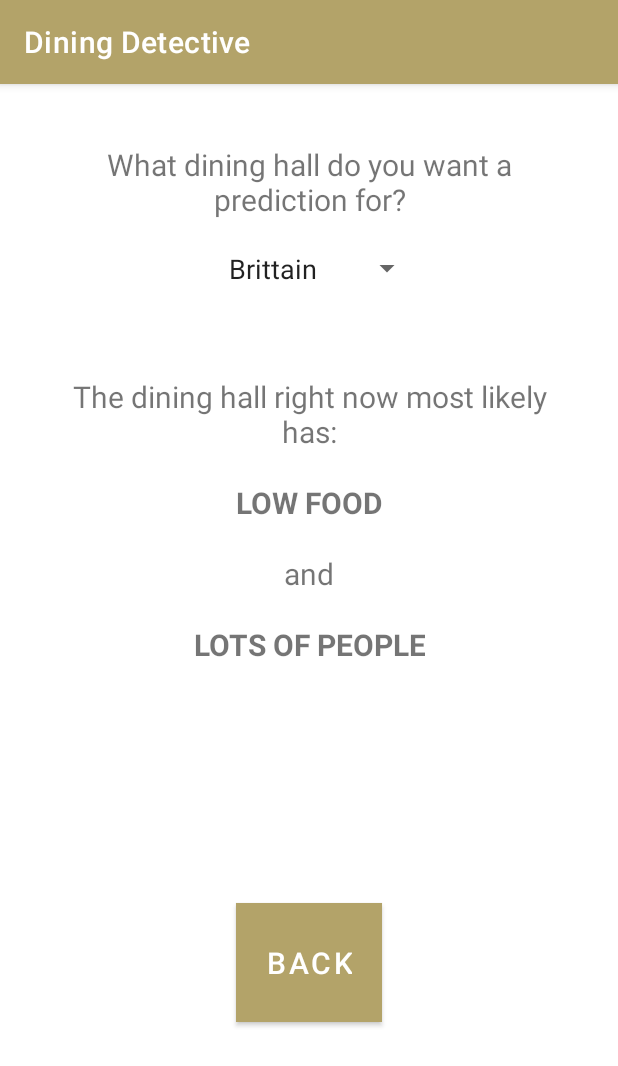
After one commit to PotentialError/DiningDetective, an Android app: the ResultActivity screen opened directly, with no data from a screen before it, on a phone screen of 412 x 824 dp. The commit adds this screen. Shown: the top 1066 px of the screen. Run offline under Robolectric (Android 15) with nearby library versions, the phone set to English and light mode, and no system bars.

Commit message:
Designed result activity and created placeholder for widget logic

```diff
--- a/app/src/main/AndroidManifest.xml
+++ b/app/src/main/AndroidManifest.xml
@@ -9,7 +9,9 @@
         android:roundIcon="@mipmap/logo_round"
         android:supportsRtl="true"
         android:theme="@style/Theme.DiningDetective">
-        <activity android:name=".HomeScreen"
+        <activity android:name=".ResultActivity"></activity>
+        <activity
+            android:name=".HomeScreen"
             android:screenOrientation="portrait">
             <intent-filter>
                 <action android:name="android.intent.action.MAIN" />
@@ -19,9 +21,7 @@
         </activity>
         <activity
             android:name=".MainActivity"
-            android:screenOrientation="portrait">
-
-        </activity>
+            android:screenOrientation="portrait"></activity>
     </application>
 
 </manifest>
--- a/app/src/main/java/com/example/diningdetective/HomeScreen.java
+++ b/app/src/main/java/com/example/diningdetective/HomeScreen.java
@@ -21,5 +21,12 @@ public class HomeScreen extends AppCompatActivity {
                 startActivity(new Intent(view.getContext(), MainActivity.class));
             }
         });
+        Button predictButton = findViewById(R.id.resultButton);
+        predictButton.setOnClickListener(new View.OnClickListener() {
+            @Override
+            public void onClick(View view) {
+                startActivity(new Intent(view.getContext(), ResultActivity.class));
+            }
+        });
     }
 }
--- a/app/src/main/java/com/example/diningdetective/MainActivity.java
+++ b/app/src/main/java/com/example/diningdetective/MainActivity.java
@@ -14,6 +14,7 @@ import android.widget.ArrayAdapter;
 import android.widget.Button;
 import android.widget.RadioGroup;
 import android.widget.Spinner;
+import android.widget.TextView;
 import android.widget.Toast;
 
 import java.io.File;
@@ -64,6 +65,7 @@ public class MainActivity extends AppCompatActivity {
         spinner.setOnItemSelectedListener(new AdapterView.OnItemSelectedListener() {
             @Override
             public void onItemSelected(AdapterView<?> parentView, View selectedItemView, int position, long id) {
+                ((TextView) parentView.getChildAt(0)).setTextSize(18);
                 if(position == 0) {
                     diningHallNum = 0;
                 }
--- /dev/null
+++ b/app/src/main/java/com/example/diningdetective/ResultActivity.java
@@ -0,0 +1,47 @@
+package com.example.diningdetective;
+
+import androidx.appcompat.app.AppCompatActivity;
+
+import android.content.Intent;
+import android.os.Bundle;
+import android.view.View;
+import android.widget.AdapterView;
+import android.widget.ArrayAdapter;
+import android.widget.Button;
+import android.widget.Spinner;
+import android.widget.TextView;
+
+public class ResultActivity extends AppCompatActivity {
+    TextView foodText;
+    TextView peopleText;
+    @Override
+    protected void onCreate(Bundle savedInstanceState) {
+        super.onCreate(savedInstanceState);
+        setContentView(R.layout.activity_result);
+        foodText = findViewById(R.id.foodText);
+        peopleText = findViewById(R.id.peopleText);
+        Spinner spinner = findViewById(R.id.spinner);
+        ArrayAdapter<CharSequence> adapter = ArrayAdapter.createFromResource(this,
+                R.array.dining_array, android.R.layout.simple_spinner_item);
+        adapter.setDropDownViewResource(android.R.layout.simple_spinner_dropdown_item);
+        spinner.setAdapter(adapter);
+        spinner.setOnItemSelectedListener(new AdapterView.OnItemSelectedListener() {
+            @Override
+            public void onItemSelected(AdapterView<?> parentView, View selectedItemView, int position, long id) {
+                ((TextView) parentView.getChildAt(0)).setTextSize(18);
+            }
+
+            @Override
+            public void onNothingSelected(AdapterView<?> parentView) {
+            }
+
+        });
+        Button button = findViewById(R.id.back);
+        button.setOnClickListener(new View.OnClickListener() {
+            @Override
+            public void onClick(View view) {
+                startActivity(new Intent(view.getContext(), HomeScreen.class));
+            }
+        });
+    }
+}
--- a/app/src/main/res/layout/activity_main.xml
+++ b/app/src/main/res/layout/activity_main.xml
@@ -42,7 +42,7 @@
         android:layout_width="wrap_content"
         android:layout_height="wrap_content"
         app:layout_constraintEnd_toEndOf="parent"
-        app:layout_constraintHorizontal_bias="0.498"
+        app:layout_constraintHorizontal_bias="0.48"
         app:layout_constraintStart_toStartOf="parent"
         app:layout_constraintTop_toBottomOf="@id/diningHallQuestion"
         android:textAlignment="center"
--- /dev/null
+++ b/app/src/main/res/layout/activity_result.xml
@@ -0,0 +1,108 @@
+<?xml version="1.0" encoding="utf-8"?>
+<androidx.constraintlayout.widget.ConstraintLayout xmlns:android="http://schemas.android.com/apk/res/android"
+    xmlns:app="http://schemas.android.com/apk/res-auto"
+    xmlns:tools="http://schemas.android.com/tools"
+    android:layout_width="match_parent"
+    android:layout_height="match_parent"
+    android:layout_margin="20dp"
+    tools:context=".ResultActivity">
+
+    <TextView
+        android:id="@+id/question"
+        android:layout_width="wrap_content"
+        android:layout_height="wrap_content"
+        android:gravity="center"
+        android:padding="20dp"
+        android:text="What dining hall do you want a prediction for?"
+        android:textSize="20dp"
+        app:layout_constraintEnd_toEndOf="parent"
+        app:layout_constraintStart_toStartOf="parent"
+        app:layout_constraintTop_toTopOf="parent" />
+
+    <Spinner
+        android:id="@+id/spinner"
+        android:layout_width="wrap_content"
+        android:layout_height="wrap_content"
+        android:gravity="center_horizontal"
+        android:textAlignment="center"
+        app:layout_constraintEnd_toEndOf="parent"
+        app:layout_constraintStart_toStartOf="parent"
+        app:layout_constraintTop_toBottomOf="@id/question" />
+
+    <LinearLayout
+        android:id="@+id/resultLayout"
+        android:layout_width="wrap_content"
+        android:layout_height="wrap_content"
+        android:orientation="vertical"
+        app:layout_constraintEnd_toEndOf="parent"
+        app:layout_constraintStart_toStartOf="parent"
+        app:layout_constraintTop_toBottomOf="@+id/spinner"
+        android:layout_marginTop="50dp">
+
+        <TextView
+            android:layout_width="wrap_content"
+            android:layout_height="wrap_content"
+            android:layout_gravity="center"
+            android:gravity="center"
+            android:padding="10dp"
+            android:text="The dining hall right now most likely has:"
+            android:textSize="20dp"
+            app:layout_constraintEnd_toEndOf="parent"
+            app:layout_constraintStart_toStartOf="parent"
+            app:layout_constraintTop_toTopOf="parent" />
+
+        <TextView
+            android:layout_width="wrap_content"
+            android:layout_height="wrap_content"
+            android:layout_gravity="center"
+            android:gravity="center"
+            android:padding="10dp"
+            android:text="LOW FOOD"
+            android:textSize="20dp"
+            android:textStyle="bold"
+            app:layout_constraintEnd_toEndOf="parent"
+            app:layout_constraintStart_toStartOf="parent"
+            app:layout_constraintTop_toTopOf="parent"
+            android:id="@+id/foodText"/>
+
+        <TextView
+            android:layout_width="wrap_content"
+            android:layout_height="wrap_content"
+            android:layout_gravity="center"
+            android:gravity="center"
+            android:padding="10dp"
+            android:text="and"
+            android:textSize="20dp"
+            app:layout_constraintEnd_toEndOf="parent"
+            app:layout_constraintStart_toStartOf="parent"
+            app:layout_constraintTop_toTopOf="parent" />
+
+        <TextView
+            android:layout_width="wrap_content"
+            android:layout_height="wrap_content"
+            android:layout_gravity="center"
+            android:gravity="center"
+            android:padding="10dp"
+            android:text="LOTS OF PEOPLE"
+            android:textSize="20dp"
+            android:textStyle="bold"
+            app:layout_constraintEnd_toEndOf="parent"
+            app:layout_constraintStart_toStartOf="parent"
+            app:layout_constraintTop_toTopOf="parent"
+            android:id="@+id/peopleText"/>
+    </LinearLayout>
+
+    <Button
+        android:id="@+id/back"
+        android:layout_width="wrap_content"
+        android:layout_height="wrap_content"
+        android:layout_marginTop="25dp"
+        android:background="#003057"
+        android:padding="20dp"
+        android:text="Back"
+        android:textSize="20dp"
+        app:layout_constraintBottom_toBottomOf="parent"
+        app:layout_constraintEnd_toEndOf="parent"
+        app:layout_constraintStart_toStartOf="parent"
+        app:layout_constraintTop_toBottomOf="@id/resultLayout" />
+</androidx.constraintlayout.widget.ConstraintLayout>
```
